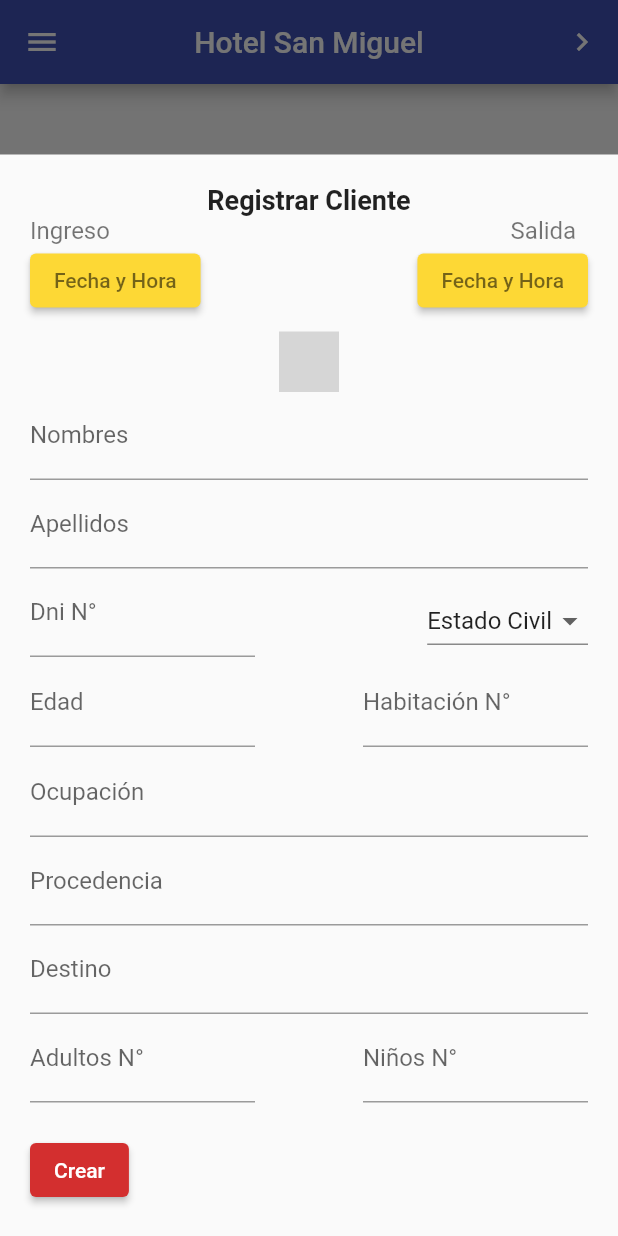
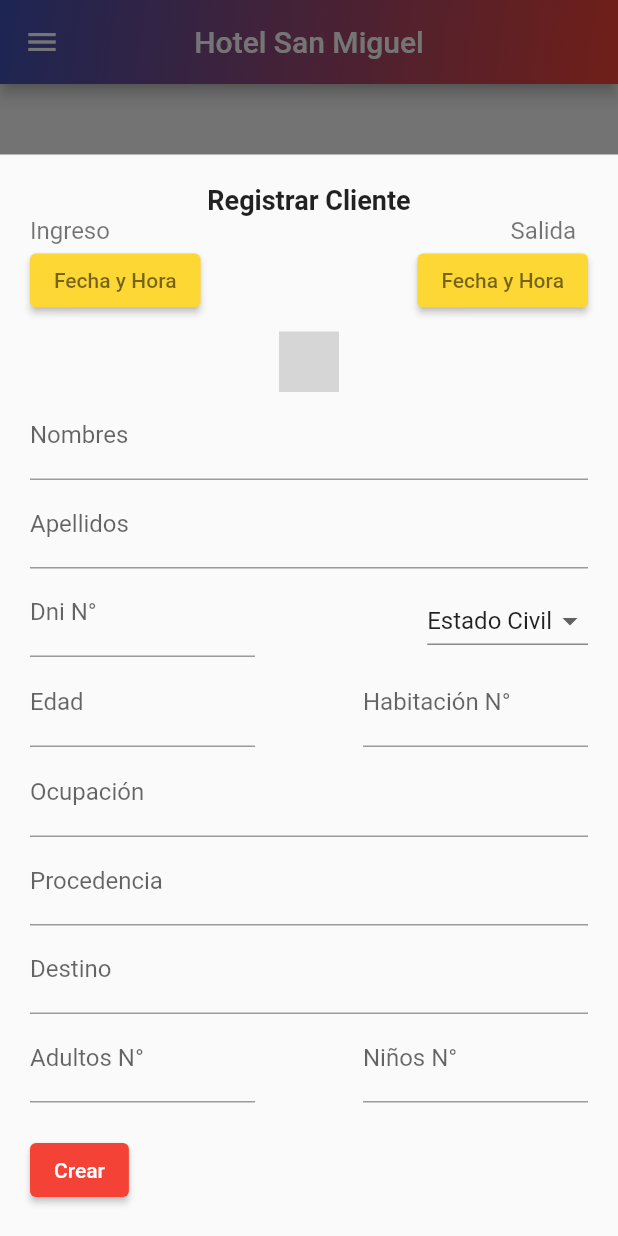
Before and after one commit to blankesj22/Hotel-San-Miguel-App, a Flutter app: the NavigationDrawer widget shown alone on an empty page, opened directly, after a tap on "Home", after a tap on the "person add" icon, on a phone screen of 412 x 824 dp. Run offline on Flutter 3.47's test engine with Material 2 defaults, Android fonts, the phone set to English and light mode, and no system bars; our stand-ins replace cloud_firestore, firebase_auth, firebase_core, fluttertoast; missing offline and left inert: gender_picker; accounts and stored records are empty; network calls fail; grey boxes are pictures that could not be loaded.

Commit message:
Se hicieron cambios de color

```diff
--- a/lib/screens/home_screen.dart
+++ b/lib/screens/home_screen.dart
@@ -1,11 +1,6 @@
 import 'package:flutter/material.dart';
 
 import 'package:cloud_firestore/cloud_firestore.dart';
-// import 'package:firebase_auth/firebase_auth.dart';
-// //import 'package:firebase_core/firebase_core.dart';
-
-// import 'package:hotel_san_miguel/model/user_model.dart';
-// import 'login_screen.dart';
 
 import 'package:gender_picker/gender_picker.dart';
 import 'package:gender_picker/source/enums.dart';
@@ -215,7 +210,7 @@ class _HomeScreenState extends State<HomeScreen> {
                         ElevatedButton(
                           child: const Text('Crear'),
                           style: ElevatedButton.styleFrom(
-                            primary: Colors.red.shade700,
+                            primary: Colors.red,
                           ),
                           onPressed: () async {
                             if (!_formKeyCreate.currentState!.validate()) {
@@ -446,7 +441,7 @@ class _HomeScreenState extends State<HomeScreen> {
                       ElevatedButton(
                         child: const Text('Actualizar'),
                         style: ElevatedButton.styleFrom(
-                          primary: Colors.red.shade700,
+                          primary: Colors.red,
                         ),
                         onPressed: () async {
                           if (!_formKeyUpdate.currentState!.validate()) {
@@ -526,32 +521,18 @@ class _HomeScreenState extends State<HomeScreen> {
       appBar: AppBar(
         title: const Text('Hotel San Miguel'),
         centerTitle: true,
-        backgroundColor: Colors.indigo,
-        actions: <Widget>[
-          IconButton(
-            splashRadius: 20,
-            icon: const Icon(Icons.navigate_next),
-            tooltip: 'Reportes',
-            onPressed: () {
-              Navigator.push(context, MaterialPageRoute<void>(
-                builder: (BuildContext context) {
-                  return Scaffold(
-                    appBar: AppBar(
-                      title: const Text('Reportes'),
-                      backgroundColor: Colors.indigo,
-                    ),
-                    body: const Center(
-                      child: Text(
-                        'This is the next page',
-                        style: TextStyle(fontSize: 24),
-                      ),
-                    ),
-                  );
-                },
-              ));
-            },
+        flexibleSpace: Container(
+          decoration: const BoxDecoration(
+            gradient: LinearGradient(
+              begin: Alignment.topLeft,
+              end: Alignment.bottomRight,
+              colors: [
+                Colors.indigo,
+                Colors.red,
+              ],
+            ),
           ),
-        ],
+        ),
       ),
       drawer: const NavigationDrawer(),
       floatingActionButton: FloatingActionButton(
@@ -560,7 +541,7 @@ class _HomeScreenState extends State<HomeScreen> {
           _create();
         },
         child: const Icon(Icons.person_add),
-        backgroundColor: Colors.red.shade700,
+        backgroundColor: Colors.red,
       ),
       floatingActionButtonLocation: FloatingActionButtonLocation.centerFloat,
       body: StreamBuilder(
@@ -573,7 +554,7 @@ class _HomeScreenState extends State<HomeScreen> {
                 final DocumentSnapshot documentSnapshot =
                     streamSnapshot.data!.docs[index];
                 return Card(
-                  margin: const EdgeInsets.all(10),
+                  margin: const EdgeInsets.all(10.0),
                   child: ListTile(
                     title: Text(
                       documentSnapshot['names'] +
@@ -589,7 +570,7 @@ class _HomeScreenState extends State<HomeScreen> {
                           IconButton(
                               splashRadius: 20,
                               icon: const Icon(Icons.edit),
-                              color: Colors.blue.shade900,
+                              color: Colors.indigo,
                               onPressed: () => _showDialog(
                                     context,
                                     description: '¿Esta seguro de actualizar?',
@@ -599,7 +580,7 @@ class _HomeScreenState extends State<HomeScreen> {
                           IconButton(
                             splashRadius: 20,
                             icon: const Icon(Icons.delete),
-                            color: Colors.blue.shade900,
+                            color: Colors.indigo,
                             onPressed: () => _showDialog(
                               context,
                               description: '¿Esta seguro de eliminar?',
@@ -677,9 +658,9 @@ class _HomeScreenState extends State<HomeScreen> {
         maleText: 'Masculino',
         femaleText: 'Femenino',
         otherGenderText: 'Otro',
-        linearGradient: LinearGradient(colors: [
-          Colors.yellow.shade600,
-          Colors.red.shade700,
+        linearGradient: const LinearGradient(colors: [
+          Colors.indigo,
+          Colors.red,
         ]),
         selectedGenderTextStyle: const TextStyle(
           color: Colors.black87,
@@ -781,86 +762,4 @@ class _HomeScreenState extends State<HomeScreen> {
     _adultsNumberController.text = '';
     _childrenNumberController.text = '';
   }
-  // User? user = FirebaseAuth.instance.currentUser;
-  // UserModel loggedInUser = UserModel();
-
-  // @override
-  // void initState() {
-  //   super.initState();
-  //   FirebaseFirestore.instance
-  //       .collection("users")
-  //       .doc(user!.uid)
-  //       .get()
-  //       .then((value) {
-  //     loggedInUser = UserModel.fromMap(value.data());
-  //     setState(() {});
-  //   });
-  // }
-
-  // @override
-  // Widget build(BuildContext context) {
-  //   return Scaffold(
-  //     appBar: AppBar(
-  //       title: const Text('Hotel San Miguel'),
-  //       centerTitle: true,
-  //     ),
-  //     body: Center(
-  //       child: Padding(
-  //         padding: const EdgeInsets.all(20.0),
-  //         child: Column(
-  //           mainAxisAlignment: MainAxisAlignment.center,
-  //           crossAxisAlignment: CrossAxisAlignment.center,
-  //           children: <Widget>[
-  //             SizedBox(
-  //               height: 155.0,
-  //               child: Image.asset(
-  //                 "assets/images/logo.png",
-  //                 fit: BoxFit.contain,
-  //               ),
-  //             ),
-  //             const Text(
-  //               '¡Bienvenido!',
-  //               style: TextStyle(
-  //                 fontSize: 20.0,
-  //                 fontWeight: FontWeight.bold,
-  //               ),
-  //             ),
-  //             const SizedBox(
-  //               height: 10.0,
-  //             ),
-  //             Text(
-  //               "${loggedInUser.names} ${loggedInUser.lastName}",
-  //               style: const TextStyle(
-  //                   color: Colors.black54,
-  //                   fontWeight: FontWeight.w500,
-  //                   fontSize: 20.0),
-  //             ),
-  //             Text(
-  //               "${loggedInUser.email}",
-  //               style: const TextStyle(
-  //                   color: Colors.black54,
-  //                   fontWeight: FontWeight.w500,
-  //                   fontSize: 20.0),
-  //             ),
-  //             const SizedBox(
-  //               height: 15.0,
-  //             ),
-  //             ActionChip(
-  //                 label: const Text('Cerrar Sesión'),
-  //                 onPressed: () {
-  //                   logout(context);
-  //                 }),
-  //           ],
-  //         ),
-  //       ),
-  //     ),
-  //   );
-  // }
-
-  // // the logout function
-  // Future<void> logout(BuildContext context) async {
-  //   await FirebaseAuth.instance.signOut();
-  //   Navigator.of(context).pushReplacement(
-  //       MaterialPageRoute(builder: (context) => const LoginScreen()));
-  // }
 }
--- a/lib/screens/navigation_drawer.dart
+++ b/lib/screens/navigation_drawer.dart
@@ -103,7 +103,7 @@ class _NavigationDrawerState extends State<NavigationDrawer> {
                 style: TextStyle(fontSize: 16.0),
               ),
               onTap: () {
-                Navigator.of(context).pushReplacementNamed('/report');
+                // Navigator.of(context).pushReplacementNamed('/report');
               },
             ),
             const Divider(
@@ -116,7 +116,7 @@ class _NavigationDrawerState extends State<NavigationDrawer> {
                 style: TextStyle(fontSize: 16.0),
               ),
               onTap: () {
-                Navigator.of(context).pushReplacementNamed('/settings');
+                // Navigator.of(context).pushReplacementNamed('/settings');
               },
             ),
             ListTile(
```
